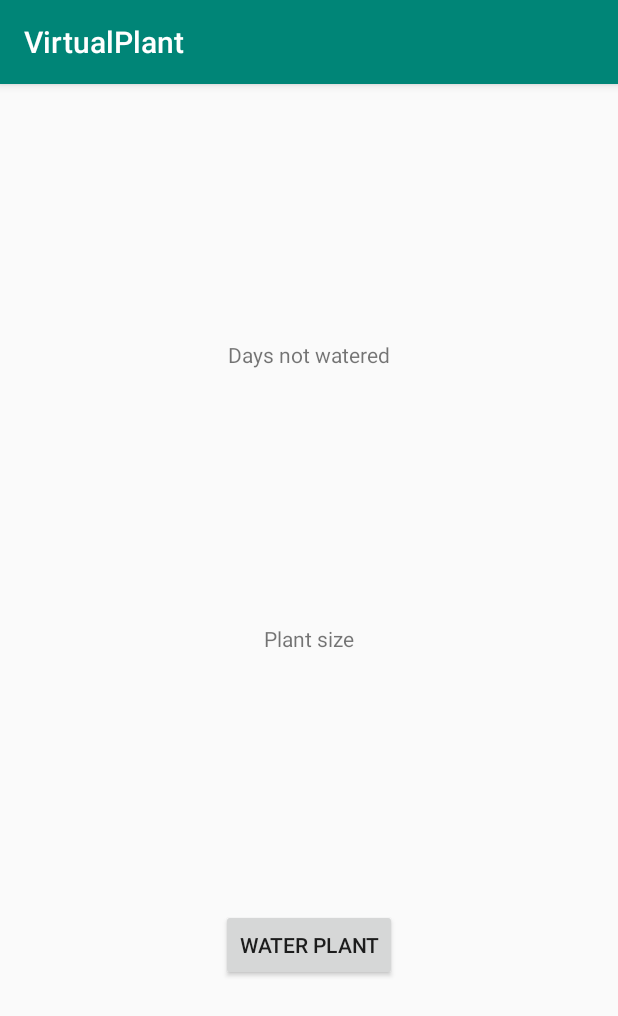
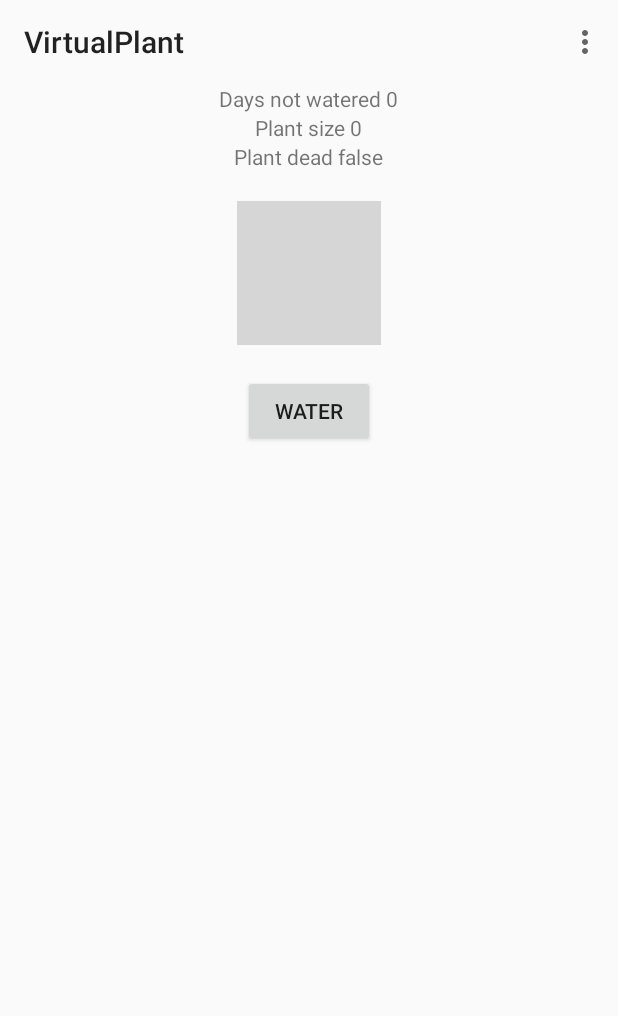
Before and after one commit to charliemcg/VirtualPlant, an Android app: the screen it shows after launch (MainActivity), on a phone screen of 412 x 824 dp. Shown: the top 1016 px of the screen. Run offline under Robolectric (Android 15) with nearby library versions, the phone set to English and light mode, and no system bars; grey boxes are pictures that could not be loaded.

Commit message:
Graphic depiction of plant has been implemented. It gets browner as days go by without water. It gets greener as days go by with water. It gets bigger as days go by with water.

```diff
--- a/app/src/main/res/layout/activity_main.xml
+++ b/app/src/main/res/layout/activity_main.xml
@@ -1,41 +1,50 @@
 <?xml version="1.0" encoding="utf-8"?>
-<android.support.constraint.ConstraintLayout
+<LinearLayout
         xmlns:android="http://schemas.android.com/apk/res/android"
         xmlns:app="http://schemas.android.com/apk/res-auto"
         xmlns:tools="http://schemas.android.com/tools"
         android:layout_width="match_parent"
         android:layout_height="match_parent"
-        tools:context=".MainActivity">
+        tools:context=".MainActivity"
+        android:orientation="vertical"
+        android:gravity="center_horizontal">
+
+    <android.support.v7.widget.Toolbar
+            android:id="@+id/tb"
+            android:layout_width="match_parent"
+            android:layout_height="wrap_content"/>
 
     <TextView
             android:id="@+id/tvDaysNotWatered"
             android:layout_width="wrap_content"
             android:layout_height="wrap_content"
-        android:text="Days not watered"
-        app:layout_constraintBottom_toTopOf="@id/tvPlantSize"
-        app:layout_constraintLeft_toLeftOf="parent"
-        app:layout_constraintRight_toRightOf="parent"
-        app:layout_constraintTop_toTopOf="parent"/>
+            android:text="Days not watered"/>
 
     <TextView
             android:id="@+id/tvPlantSize"
             android:layout_width="wrap_content"
             android:layout_height="wrap_content"
-        android:text="Plant size"
-        app:layout_constraintTop_toBottomOf="@+id/tvDaysNotWatered"
-        app:layout_constraintLeft_toLeftOf="parent"
-        app:layout_constraintRight_toRightOf="parent"
-        app:layout_constraintBottom_toTopOf="@id/btnWater"/>
+            android:text="Plant size"/>
+
+    <TextView
+            android:id="@+id/tvPlantDead"
+            android:layout_width="wrap_content"
+            android:layout_height="wrap_content"
+            android:text="Plant dead"/>
+
+    <ImageView
+            android:id="@+id/imgPlant"
+            android:layout_width="wrap_content"
+            android:layout_height="wrap_content"
+            android:layout_marginTop="20dp"
+            android:src="@drawable/plant_zero"/>
 
     <Button
             android:id="@+id/btnWater"
             android:layout_width="wrap_content"
             android:layout_height="wrap_content"
-        android:text="Water plant"
-        android:onClick="waterPlant"
-        app:layout_constraintTop_toBottomOf="@+id/tvPlantSize"
-        app:layout_constraintLeft_toLeftOf="parent"
-        app:layout_constraintRight_toRightOf="parent"
-        app:layout_constraintBottom_toBottomOf="parent"/>
+            android:layout_marginTop="20dp"
+            android:text="Water"
+            android:onClick="waterPlant"/>
 
-</android.support.constraint.ConstraintLayout>
+</LinearLayout>
--- /dev/null
+++ b/app/src/main/res/menu/menu.xml
@@ -0,0 +1,9 @@
+<?xml version="1.0" encoding="utf-8"?>
+<menu xmlns:android="http://schemas.android.com/apk/res/android" xmlns:app="http://schemas.android.com/apk/res-auto">
+
+    <item
+            android:id="@+id/miReset"
+            android:title="Reset"
+            app:showAsAction="never"/>
+
+</menu>
```
Also changed, not shown: app/src/main/AndroidManifest.xml (+8 -7 lines), app/src/main/java/com/example/virtualplant/MainActivity.kt (+110 -36 lines). Lines whose indentation alone changed are shown as unchanged.
